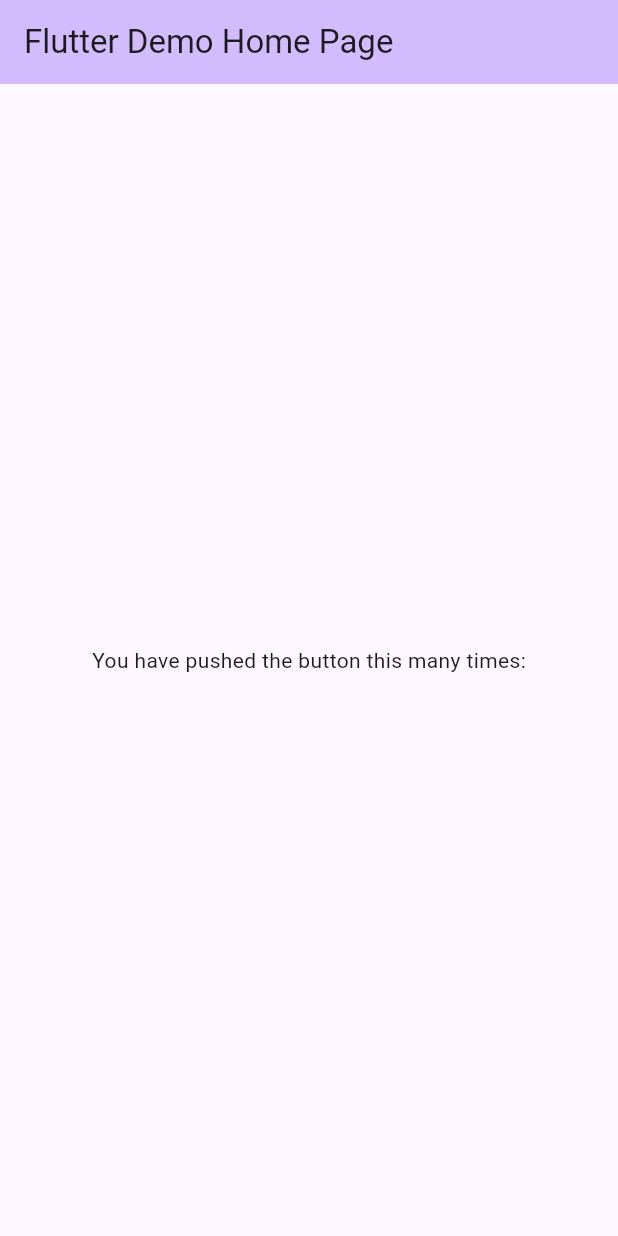
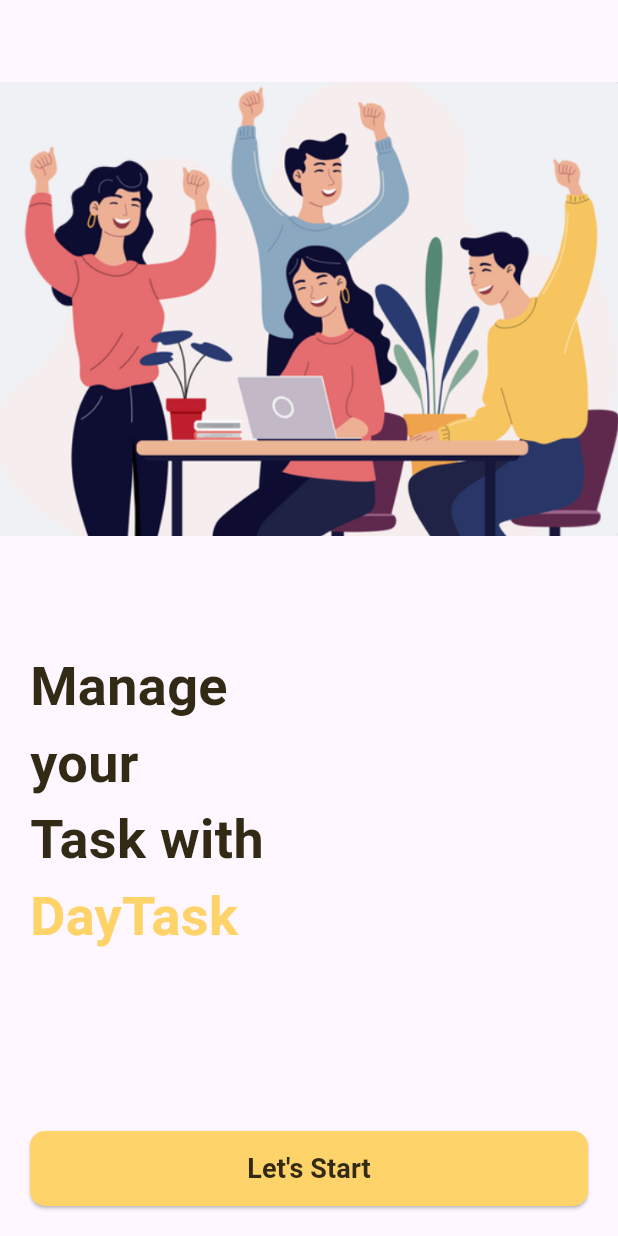
Before and after one commit to phantronghuy/daily-expense-management, a Flutter app: the screen it shows after launch, on a phone screen of 412 x 824 dp. Run offline on Flutter 3.47's test engine with Material 3 defaults, Android fonts, the phone set to English and light mode, and no system bars.

Commit message:
[FE] Create start screen
[DES] Create start screen
      Add images

```diff
--- a/lib/main.dart
+++ b/lib/main.dart
@@ -1,3 +1,5 @@
+import 'package:daily_expense_management/res/colors/MyColors.dart';
+import 'package:daily_expense_management/res/images/MyImagesPath.dart';
 import 'package:flutter/material.dart';
 
 void main() {
@@ -7,59 +9,81 @@
 class MyApp extends StatelessWidget {
   const MyApp({super.key});
 
-  // This widget is the root of your application.
   @override
   Widget build(BuildContext context) {
-    return MaterialApp(
-      title: 'Flutter Demo',
-      theme: ThemeData(
-        colorScheme: ColorScheme.fromSeed(seedColor: Colors.deepPurple),
-        useMaterial3: true,
-      ),
-      home: const MyHomePage(title: 'Flutter Demo Home Page'),
+    return const MaterialApp(
+      debugShowCheckedModeBanner: false,
+      home: TaskScreen(),
     );
   }
 }
 
-class MyHomePage extends StatefulWidget {
-  const MyHomePage({super.key, required this.title});
-
-  // This widget is the home page of your application. It is stateful, meaning
-  // that it has a State object (defined below) that contains fields that affect
-  // how it looks.
-
-  // This class is the configuration for the state. It holds the values (in this
-  // case the title) provided by the parent (in this case the App widget) and
-  // used by the build method of the State. Fields in a Widget subclass are
-  // always marked "final".
-
-  final String title;
-
-  @override
-  State<MyHomePage> createState() => _MyHomePageState();
-}
-
-class _MyHomePageState extends State<MyHomePage> {
+class TaskScreen extends StatelessWidget {
+  const TaskScreen({super.key});
 
   @override
   Widget build(BuildContext context) {
     return Scaffold(
-      appBar: AppBar(
-        backgroundColor: Theme.of(context).colorScheme.inversePrimary,
-        title: Text(widget.title),
+      body: Column(
+        children: [
+          Expanded(
+            flex: 2,
+            child: Image.asset(
+              MyImagesPath.teamWorkImg,
+              width: MediaQuery.of(context).size.width,
+              height: 100,
+            ),
+          ),
+          Expanded(
+            flex: 2,
+            child: Padding(
+              padding: const EdgeInsets.all(20.0),
+              child: Column(
+                crossAxisAlignment: CrossAxisAlignment.start,
+                children: [
+                  textWidget("Manage", MyColors.blackColor),
+                  textWidget("your", MyColors.blackColor),
+                  textWidget("Task with", MyColors.blackColor),
+                  textWidget("DayTask", MyColors.secondaryColor),
+                  const Spacer(),
+                  SizedBox(
+                    width: double.infinity,
+                    height: 50,
+                    child: ElevatedButton(
+                      style: ElevatedButton.styleFrom(
+                        backgroundColor: const Color(MyColors.secondaryColor),
+                        foregroundColor: const Color(MyColors.blackColor),
+                        shape: RoundedRectangleBorder(
+                          borderRadius: BorderRadius.circular(10),
+                        ),
+                      ),
+                      onPressed: () {},
+                      child: const Text(
+                        "Let's Start",
+                        style: TextStyle(
+                          fontSize: 18,
+                          color:  Color(MyColors.blackColor),
+                          fontWeight: FontWeight.w700,
+                        ),
+                      ),
+                    ),
+                  )
+                ],
+              ),
+            ),
+          ),
+        ],
       ),
-      body: Center(
+    );
+  }
 
-        child: Column(
-
-          mainAxisAlignment: MainAxisAlignment.center,
-          children: <Widget>[
-            const Text(
-              'You have pushed the button this many times:',
-            ),
-
-          ],
-        ),
+  Widget textWidget(String text, int color) {
+    return Text(
+      text,
+      style: TextStyle(
+        fontSize: 36,
+        fontWeight: FontWeight.w700,
+        color: Color(color),
       ),
     );
   }
--- /dev/null
+++ b/lib/res/colors/MyColors.dart
@@ -0,0 +1,6 @@
+class MyColors {
+  static const int primaryColor = 0xFF455a64;
+  static const int secondaryColor = 0xFFfed36a;
+  static const int blackColor = 0xFF332a15;
+  static const int whiteColor = 0xFFced3d6;
+}
--- /dev/null
+++ b/lib/res/images/MyImagesPath.dart
@@ -0,0 +1,3 @@
+class MyImagesPath {
+  static const String teamWorkImg = 'assets/images/team_work.png';
+}
--- a/pubspec.yaml
+++ b/pubspec.yaml
@@ -59,7 +59,8 @@
   uses-material-design: true
 
   # To add assets to your application, add an assets section, like this:
-  # assets:
+  assets:
+    - assets/images/
   #   - images/a_dot_burr.jpeg
   #   - images/a_dot_ham.jpeg
 
```
Also changed, not shown: assets/images/bg_welcome_page.png (added), assets/images/team_work.png (added).
